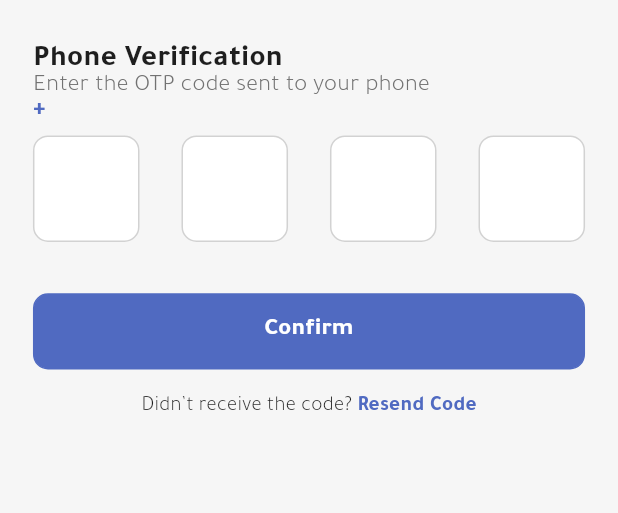
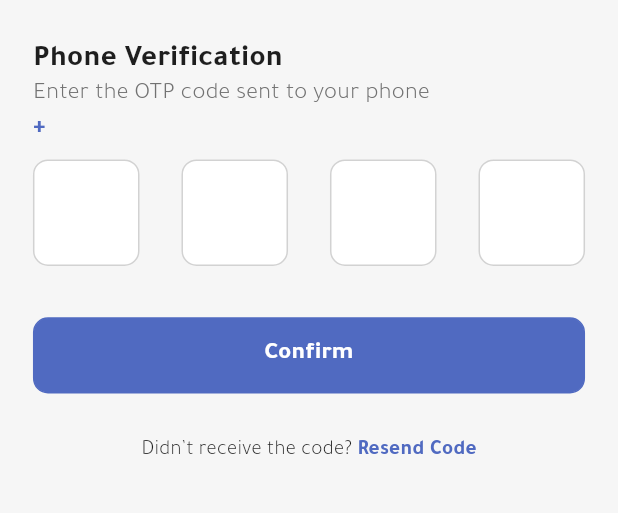
Before and after one commit to ahmedfayed29/coach_dealer_trainer, a Flutter app: the OTPPage screen opened directly with empty values, on a phone screen of 412 x 824 dp, the part 328-841 px from its top. Run offline on Flutter 3.47's test engine with Material 3 defaults, Android fonts, the phone set to English and light mode, and no system bars; drawn by our look-alikes of auto_size_text, pin_code_fields; our stand-ins replace carousel_slider, dio, flutter_html, flutter_rating_bar, flutter_screenutil, flutter_svg and 3 more; missing offline and left inert: flutter_rounded_date_picker; accounts and stored records are empty; network calls fail.

Commit message:
spacing in auth cycle

```diff
--- a/lib/features/auth/login/login_page.dart
+++ b/lib/features/auth/login/login_page.dart
@@ -38,8 +38,10 @@ class LoginPage extends StatelessWidget {
               text: "enter_phone_number_to_login".tr,
               fontSize: 16.h,
               color: AppColors.textSecondary,
+              height: 1.5,
               fontWeight: FontWeight.w300,
             ),
+            SizedBox(height: 31.h),
             Obx(() {
               return AppTextField(
                 label: "phone_number".tr,
@@ -83,7 +85,7 @@ class LoginPage extends StatelessWidget {
                 loading: controller.state.networkState.value == NetworkState.LOADING,
               );
             }),
-            SizedBox(height: 24.h),
+            SizedBox(height: 32.h),
             GestureDetector(
               onTap: () => Get.toNamed(Routes.REGISTER),
               child: Row(
--- a/lib/features/auth/otp/otp_page.dart
+++ b/lib/features/auth/otp/otp_page.dart
@@ -11,8 +11,7 @@ class OTPPage extends StatelessWidget {
   final String countryCode;
   final bool isRegister;
 
-  const OTPPage(
-      {super.key, required this.phoneNumber, required this.countryCode, required this.isRegister});
+  const OTPPage({super.key, required this.phoneNumber, required this.countryCode, required this.isRegister});
 
   @override
   Widget build(BuildContext context) {
@@ -44,11 +43,13 @@ class OTPPage extends StatelessWidget {
               fontSize: 16.h,
               color: AppColors.textSecondary,
               fontWeight: FontWeight.w300,
+              height: 1.5,
             ),
             AppText(
               text: "+$countryCode$phoneNumber",
               fontSize: 16.h,
               color: AppColors.primaryColor,
+              height: 1.5,
             ),
             SizedBox(height: 8.h),
             PinCodeTextField(
@@ -80,8 +81,7 @@ class OTPPage extends StatelessWidget {
               backgroundColor: Colors.transparent,
               enableActiveFill: true,
               onCompleted: (v) {
-                controller.sendOTP(
-                    phone: phoneNumber, countryCode: countryCode, isRegister: isRegister);
+                controller.sendOTP(phone: phoneNumber, countryCode: countryCode, isRegister: isRegister);
               },
               onChanged: controller.updateOTP,
               appContext: context,
@@ -91,12 +91,11 @@ class OTPPage extends StatelessWidget {
             Obx(() {
               return AppButton(
                 title: "confirm".tr,
-                onTap: () => controller.sendOTP(
-                    phone: phoneNumber, countryCode: countryCode, isRegister: isRegister),
+                onTap: () => controller.sendOTP(phone: phoneNumber, countryCode: countryCode, isRegister: isRegister),
                 loading: controller.state.networkState.value == NetworkState.LOADING,
               );
             }),
-            SizedBox(height: 18.h),
+            SizedBox(height: 31.h),
             GestureDetector(
               onTap: () => Get.back(),
               child: Row(
--- a/lib/features/auth/register/register_page.dart
+++ b/lib/features/auth/register/register_page.dart
@@ -41,7 +41,9 @@ class RegisterPage extends StatelessWidget {
                 fontSize: 16.h,
                 color: AppColors.textSecondary,
                 fontWeight: FontWeight.w300,
+                height: 1.5,
               ),
+              SizedBox(height: 31.h),
               AppTextField(
                 label: "name".tr,
                 hint: "name_hint".tr,
@@ -87,7 +89,7 @@ class RegisterPage extends StatelessWidget {
                 onTap: () => controller.register(),
                 loading: controller.state.networkState.value == NetworkState.LOADING,
               ),
-              SizedBox(height: 18.h),
+              SizedBox(height: 31.h),
               GestureDetector(
                 onTap: () => Get.back(),
                 child: Row(
```
Also changed, not shown: pubspec.lock.
